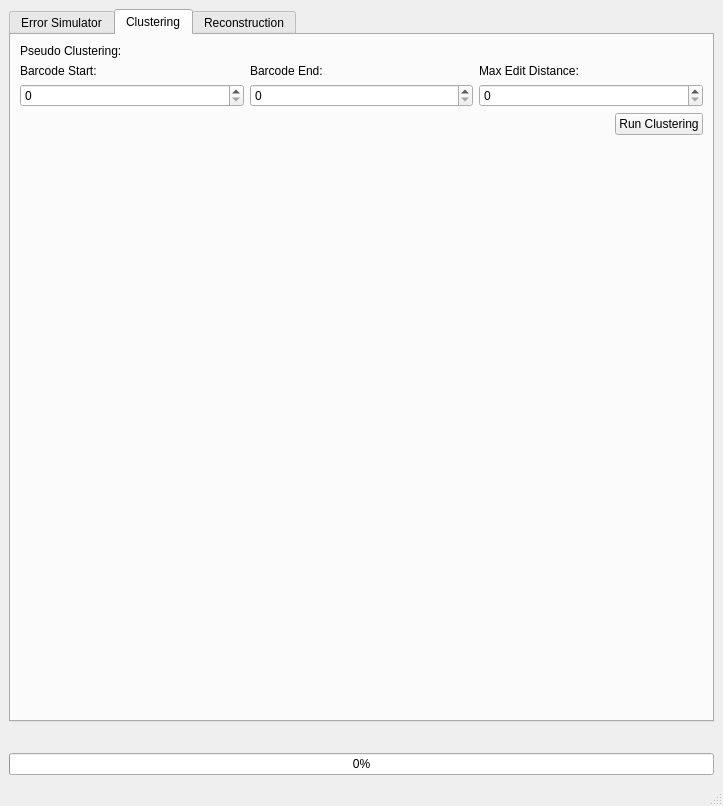
First picture: the form in dnaSimulator/dnaSimulator2.ui, repository oyerush/DNASimulator, before the edit.
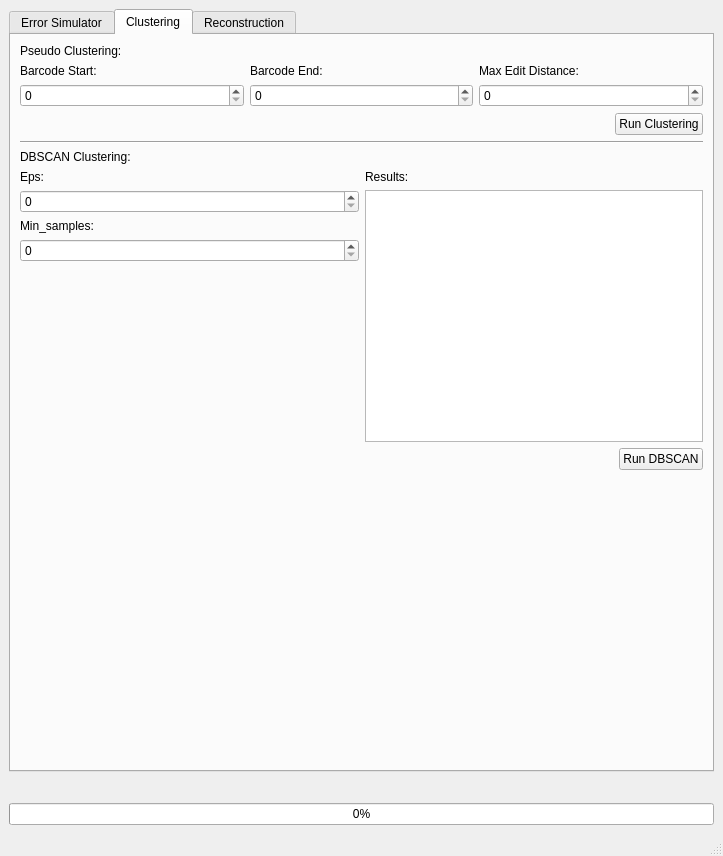
Second picture: the form after the edit. The open tabs and pages were chosen to show the change. Custom widgets are drawn as their Qt base class.

Commit message: added dbscan layout

What changed in the file:
```diff
--- a/dnaSimulator/dnaSimulator2.ui
+++ b/dnaSimulator/dnaSimulator2.ui
@@ -7,7 +7,7 @@
     <x>0</x>
     <y>0</y>
     <width>723</width>
-    <height>806</height>
+    <height>856</height>
    </rect>
   </property>
   <property name="sizePolicy">
@@ -1081,6 +1081,140 @@
             </item>
            </layout>
           </item>
+          <item>
+           <widget class="Line" name="line_5">
+            <property name="orientation">
+             <enum>Qt::Horizontal</enum>
+            </property>
+           </widget>
+          </item>
+          <item>
+           <layout class="QHBoxLayout" name="dbscan_full_horizontalLayout">
+            <item>
+             <layout class="QVBoxLayout" name="dbscan_verticalLayout">
+              <item>
+               <widget class="QLabel" name="dbscan_label">
+                <property name="sizePolicy">
+                 <sizepolicy hsizetype="Preferred" vsizetype="Fixed">
+                  <horstretch>0</horstretch>
+                  <verstretch>0</verstretch>
+                 </sizepolicy>
+                </property>
+                <property name="text">
+                 <string>DBSCAN Clustering:</string>
+                </property>
+               </widget>
+              </item>
+              <item>
+               <layout class="QGridLayout" name="dbscan_gridLayout">
+                <item row="3" column="0">
+                 <widget class="QSpinBox" name="min_samples_spinBox">
+                  <property name="sizePolicy">
+                   <sizepolicy hsizetype="Expanding" vsizetype="Fixed">
+                    <horstretch>0</horstretch>
+                    <verstretch>0</verstretch>
+                   </sizepolicy>
+                  </property>
+                 </widget>
+                </item>
+                <item row="2" column="0">
+                 <widget class="QLabel" name="min_samples_label">
+                  <property name="text">
+                   <string>Min_samples:</string>
+                  </property>
+                 </widget>
+                </item>
+                <item row="1" column="0">
+                 <widget class="QSpinBox" name="eps_spinBox">
+                  <property name="sizePolicy">
+                   <sizepolicy hsizetype="Expanding" vsizetype="Fixed">
+                    <horstretch>0</horstretch>
+                    <verstretch>0</verstretch>
+                   </sizepolicy>
+                  </property>
+                 </widget>
+                </item>
+                <item row="0" column="0">
+                 <widget class="QLabel" name="eps_label">
+                  <property name="sizePolicy">
+                   <sizepolicy hsizetype="Preferred" vsizetype="Fixed">
+                    <horstretch>0</horstretch>
+                    <verstretch>0</verstretch>
+                   </sizepolicy>
+                  </property>
+                  <property name="text">
+                   <string>Eps:</string>
+                  </property>
+                 </widget>
+                </item>
+                <item row="4" column="0">
+                 <spacer name="verticalSpacer_6">
+                  <property name="orientation">
+                   <enum>Qt::Vertical</enum>
+                  </property>
+                  <property name="sizeHint" stdset="0">
+                   <size>
+                    <width>20</width>
+                    <height>40</height>
+                   </size>
+                  </property>
+                 </spacer>
+                </item>
+               </layout>
+              </item>
+             </layout>
+            </item>
+            <item>
+             <layout class="QVBoxLayout" name="dbscan_results_verticalLayout">
+              <item>
+               <layout class="QGridLayout" name="dbscan_results_gridLayout">
+                <item row="1" column="0">
+                 <widget class="QLabel" name="spacer_label">
+                  <property name="text">
+                   <string>Results:</string>
+                  </property>
+                 </widget>
+                </item>
+                <item row="2" column="0">
+                 <widget class="QTextEdit" name="dbscan_results_textEdit"/>
+                </item>
+                <item row="0" column="0">
+                 <widget class="QLabel" name="label_4">
+                  <property name="text">
+                   <string/>
+                  </property>
+                 </widget>
+                </item>
+               </layout>
+              </item>
+             </layout>
+            </item>
+           </layout>
+          </item>
+          <item>
+           <layout class="QHBoxLayout" name="run_dbscan_horizontalLayout">
+            <item>
+             <spacer name="horizontalSpacer_3">
+              <property name="orientation">
+               <enum>Qt::Horizontal</enum>
+              </property>
+              <property name="sizeHint" stdset="0">
+               <size>
+                <width>40</width>
+                <height>20</height>
+               </size>
+              </property>
+             </spacer>
+            </item>
+            <item>
+             <widget class="QPushButton" name="run_dbscan_pushButton">
+              <property name="text">
+               <string>Run DBSCAN</string>
+              </property>
+             </widget>
+            </item>
+           </layout>
+          </item>
           <item>
            <spacer name="verticalSpacer_3">
             <property name="orientation">
```
The commit also changes 3 other files.
